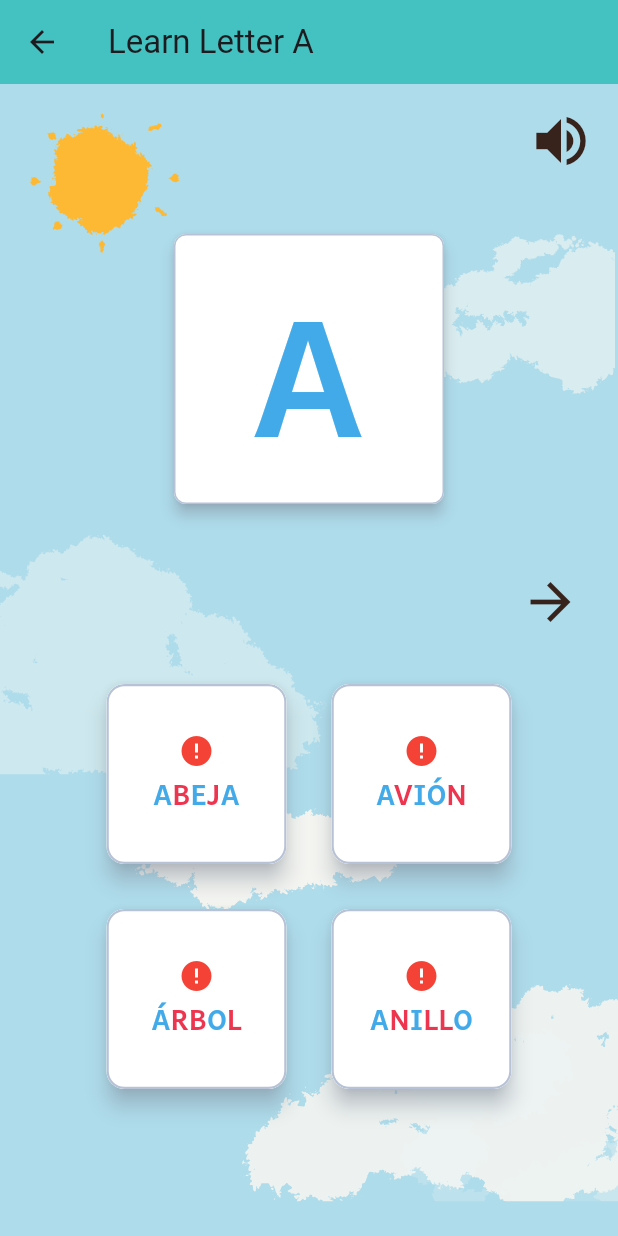
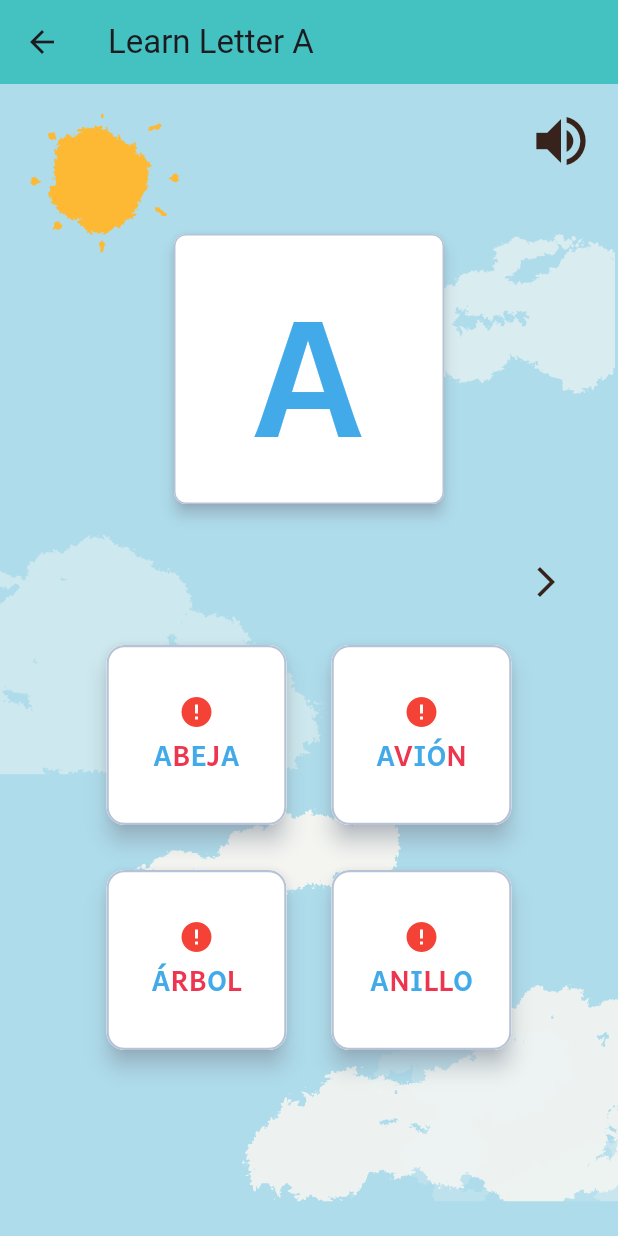
Before and after one commit to Alexgaby18/App_Montessori, a Flutter app: the LearnLetterScreen screen opened directly with empty values, on a phone screen of 412 x 824 dp. Run offline on Flutter 3.47's test engine with Material 3 defaults, Android fonts, the light colour scheme and no system bars; our stand-ins replace flutter_svg, flutter_tts, just_audio; network calls fail.

Commit message:
Refactor audio service and letter handling in screens
- Updated letter word order in list_pitogram.dart for consistency.
- Enhanced audio service with speakLetter method for TTS pronunciation.
- Modified CompleteLetterScreen to include target index for letter completion.
- Improved user feedback and navigation in LearnLetterScreen.
- Adjusted ButtonLetter to directly speak the letter instead of playing audio.

```diff
--- a/my_montessori/lib/core/constans/list_pitogram.dart
+++ b/my_montessori/lib/core/constans/list_pitogram.dart
@@ -36,7 +36,7 @@ const List<Letter> letters = [
   Letter(char: 'B', words: ['Barco', 'Boca', 'Ballena', 'Bebé']),
   Letter(char: 'C', words: ['Casa', 'Coche', 'Cama', 'Conejo']),
   Letter(char: 'D', words: ['Delfín', 'Dado', 'Diente', 'Dedo']),
-  Letter(char: 'E', words: ['Elefante', 'Estrella', 'Escuela', 'Erizo']),
+  Letter(char: 'E', words: ['Erizo', 'Estrella', 'Escuela', 'Elefante']),
   Letter(char: 'F', words: ['Foca', 'Flor', 'Fruta', 'Fuego']),
   Letter(char: 'G', words: ['Gato', 'Globo', 'Guitarra', 'Gallo']),
   Letter(char: 'H', words: ['Helado', 'Hormiga', 'Huevo', 'Hacha']),
@@ -54,8 +54,8 @@ const List<Letter> letters = [
   Letter(char: 'T', words: ['Toro', 'Taza', 'Tren', 'Teléfono']),
   Letter(char: 'U', words: ['Uva', 'Ukelele', 'Universo', 'Uno']),
   Letter(char: 'V', words: ['Vaca', 'Vaso', 'Verde', 'Volcán']),
-  Letter(char: 'W', words: ['Whisky', 'Wifi', 'Web', 'Wok']),
-  Letter(char: 'X', words: ['Xilófono', 'Taxi', 'Examen', 'Éxito']),
+  Letter(char: 'W', words: ['Wifi', 'Whisky', 'Web', 'Wok']),
+  Letter(char: 'X', words: ['Taxi', 'Xilófono', 'Examen', 'Éxito']),
   Letter(char: 'Y', words: ['Yate', 'Yogur', 'Yoyo', 'Yegua']),
   Letter(char: 'Z', words: ['Zorro', 'Zapato', 'Zona', 'Pizza']),
 ];
--- a/my_montessori/lib/presentation/screens/learn_letter.dart
+++ b/my_montessori/lib/presentation/screens/learn_letter.dart
@@ -40,11 +40,10 @@ class LearnLetterScreen extends StatelessWidget {
               iconSize: 44,
               color: const Color.fromARGB(255, 55, 35, 28),
               onPressed: () {
-                AudioService.instance.speak('Toca la letra o las imágenes para escuchar su nombre');
+                AudioService.instance.speak("Toca la letra ${currentLetter.char}");
               },
             ),
           ),
-
           SafeArea(
             child: Column(
               children: [
@@ -59,45 +58,36 @@ class LearnLetterScreen extends StatelessWidget {
                 const SizedBox(height: 20),
 
                 // Flechas: izquierda oculta en la primera letra
-                Row(
+                // navegación opcional abajo
+                Padding(
+                  padding: const EdgeInsets.symmetric(horizontal: 24.0, vertical: 8, ),
+                  child: Row(
                     mainAxisAlignment: MainAxisAlignment.spaceBetween,
                     children: [
                       if (hasPrev)
                         IconButton(
-                        onPressed: () {
-                          Navigator.pushReplacement(
+                          color: Color.fromARGB(255, 55, 35, 28),
+                          onPressed: () => Navigator.pushReplacement(
                             context,
-                            MaterialPageRoute(
-                              builder: (_) => LearnLetterScreen(index: prevIndex),
+                            MaterialPageRoute(builder: (_) => LearnLetterScreen(index: prevIndex)),
                           ),
-                          );
-                        },
-                        icon: const Icon(Icons.arrow_back),
-                        iconSize: 40,
-                        padding: const EdgeInsets.all(25),
-                        color: const Color.fromARGB(255, 55, 35, 28),
+                          icon: const Icon(Icons.arrow_back_ios),
                         )
                       else
-                      const SizedBox(width: 72), // mantener espacio para composición
-
+                        const SizedBox(width: 48),
                       if (hasNext)
                         IconButton(
-                        onPressed: () {
-                          Navigator.pushReplacement(
+                          color: Color.fromARGB(255, 55, 35, 28),
+                          onPressed: () => Navigator.pushReplacement(
                             context,
-                            MaterialPageRoute(
-                              builder: (_) => LearnLetterScreen(index: nextIndex),
+                            MaterialPageRoute(builder: (_) => LearnLetterScreen(index: nextIndex)),
                           ),
-                          );
-                        },
-                        icon: const Icon(Icons.arrow_forward),
-                        iconSize: 40,
-                        padding: const EdgeInsets.all(25),
-                        color: const Color.fromARGB(255, 55, 35, 28),
+                          icon: const Icon(Icons.arrow_forward_ios),
                         )
                       else
-                      const SizedBox(width: 72),
+                        const SizedBox(width: 48),
                     ],
+                  ),
                 ),
 
                 const SizedBox(height: 10),
--- a/my_montessori/lib/presentation/widgets/button_letter.dart
+++ b/my_montessori/lib/presentation/widgets/button_letter.dart
@@ -21,8 +21,8 @@ class ButtonLetter extends StatelessWidget {
       height: size,
       child: ElevatedButton(
         onPressed: () async {
-          // reproduce audio pregrabado para la letra (o fallback fonético)
-          await AudioService.instance.playLetterSound(letter);
+          // habla la letra directamente (la letra proviene de la lista)
+          await AudioService.instance.speakLetter(letter);
           onPressed();
         },
         style: ElevatedButton.styleFrom(
```
Also changed, not shown: my_montessori/lib/core/services/audio_service.dart (+8 -0 lines), my_montessori/lib/presentation/screens/complete_letter.dart (+161 -112 lines). Lines whose indentation alone changed are shown as unchanged.
